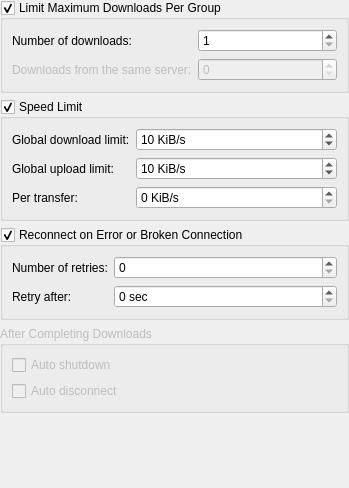
The window that conf/dlgnetwork.ui (KDE/kget) describes before a commit, drawn with Qt 5.
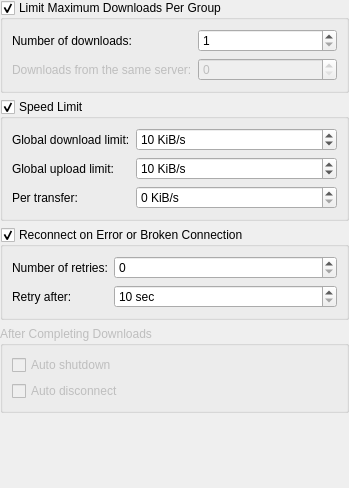
The same window after the commit.

Patch:
```diff
--- a/conf/dlgnetwork.ui
+++ b/conf/dlgnetwork.ui
@@ -169,7 +169,10 @@
         <property name="suffix" >
          <string> sec</string>
         </property>
-        <property name="maximum" >
+        <property name="minimum">
+         <number>10</number>
+        </property>
+        <property name="maximum">
          <number>86400</number>
         </property>
         <property name="singleStep" >
```
Left out of the diff: 163 changed lines with no effect on the pictures.
